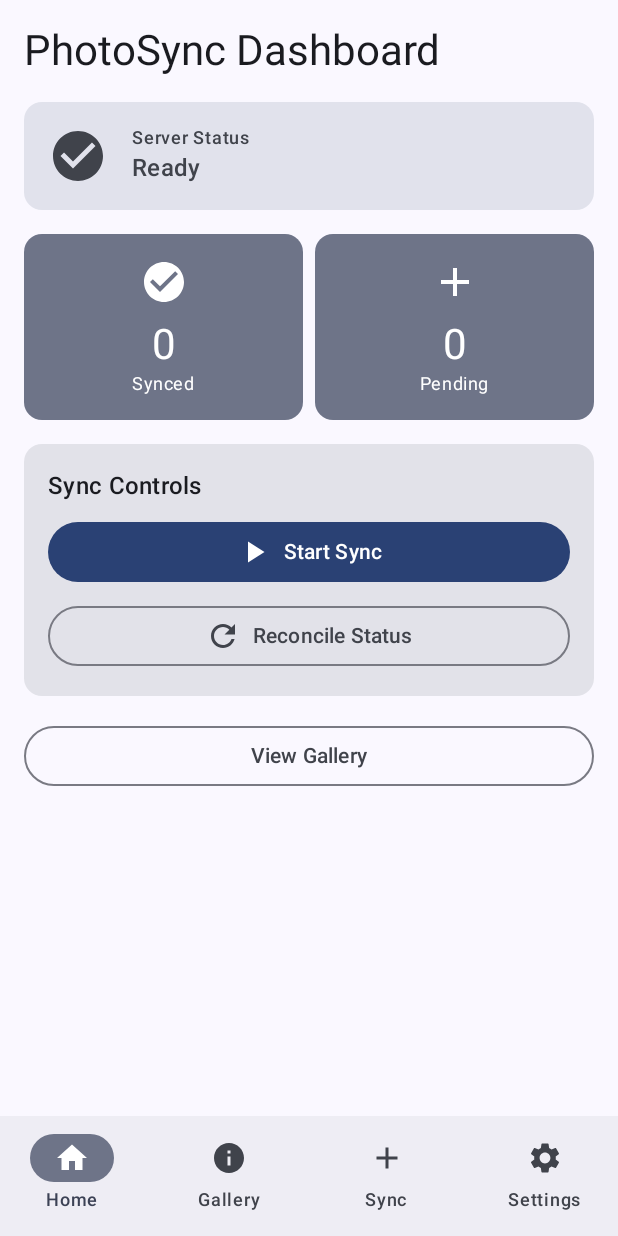
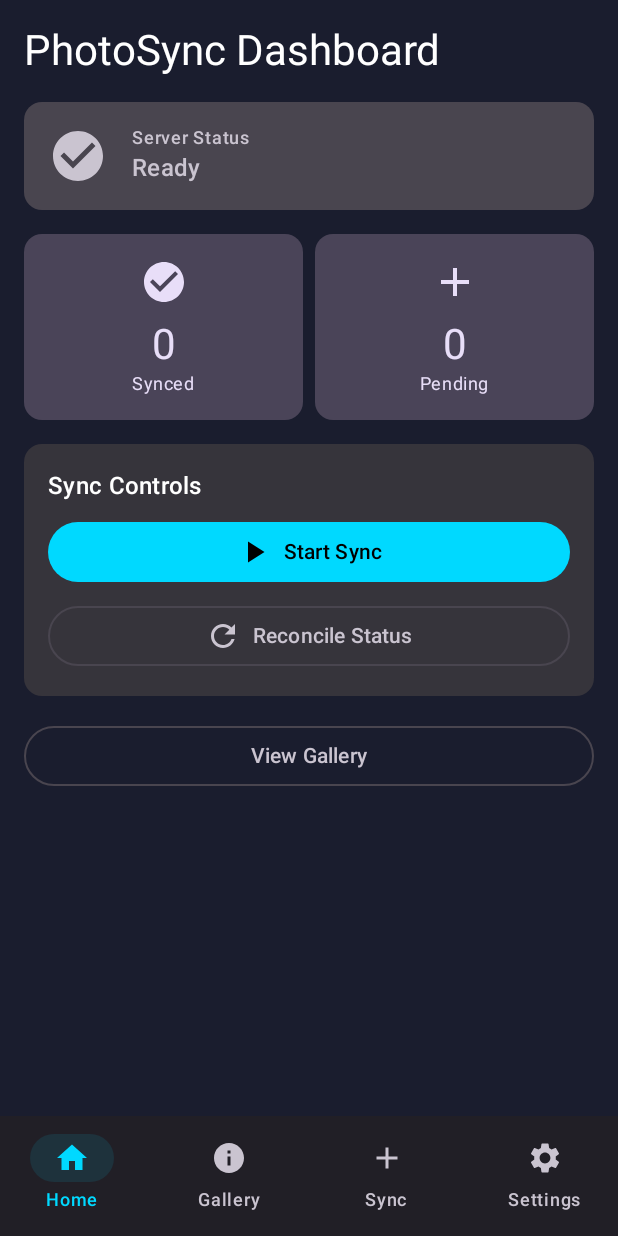
Before and after one commit to OhmNP/pics, an Android app built with Jetpack Compose: the screen it shows after launch (MainActivity), on a phone screen of 412 x 824 dp. Run offline under Robolectric (Android 15) with nearby library versions, the phone set to English and light mode, and no system bars; our stand-ins replace Room's generated code, paging.

Commit message:
ux update android client

```diff
--- a/android-client/app/src/main/java/com/photosync/android/ui/navigation/Navigation.kt
+++ b/android-client/app/src/main/java/com/photosync/android/ui/navigation/Navigation.kt
@@ -82,6 +82,13 @@ private fun BottomNavigationBar(navController: NavHostController) {
                 icon = { Icon(screen.icon, contentDescription = screen.title) },
                 label = { Text(screen.title) },
                 selected = currentDestination?.hierarchy?.any { it.route == screen.route } == true,
+                colors = NavigationBarItemDefaults.colors(
+                    selectedIconColor = MaterialTheme.colorScheme.primary,
+                    selectedTextColor = MaterialTheme.colorScheme.primary,
+                    indicatorColor = MaterialTheme.colorScheme.primary.copy(alpha = 0.1f),
+                    unselectedIconColor = MaterialTheme.colorScheme.onSurfaceVariant,
+                    unselectedTextColor = MaterialTheme.colorScheme.onSurfaceVariant
+                ),
                 onClick = {
                     navController.navigate(screen.route) {
                         // Pop up to the start destination of the graph to
--- a/android-client/app/src/main/java/com/photosync/android/ui/theme/Color.kt
+++ b/android-client/app/src/main/java/com/photosync/android/ui/theme/Color.kt
@@ -1,6 +1,15 @@
 package com.photosync.android.ui.theme
 
 import androidx.compose.ui.graphics.Color
+
+val Primary = Color(0xFF00d9ff)
+val PrimaryGlow = Color(0x6600d9ff)
+val Secondary = Color(0xFF8b5cf6)
+val SecondaryGlow = Color(0x668b5cf6)
+val Background = Color(0xFF1a1d2e)
+val Surface = Color(0xFF252836)
+val Error = Color(0xFFf87171)
+val Success = Color(0xFF10b981)
 
 val Purple80 = Color(0xFFD0BCFF)
 val PurpleGrey80 = Color(0xFFCCC2DC)
--- a/android-client/app/src/main/java/com/photosync/android/ui/theme/Theme.kt
+++ b/android-client/app/src/main/java/com/photosync/android/ui/theme/Theme.kt
@@ -9,18 +9,31 @@ import androidx.compose.material3.dynamicDarkColorScheme
 import androidx.compose.material3.dynamicLightColorScheme
 import androidx.compose.material3.lightColorScheme
 import androidx.compose.runtime.Composable
+import androidx.compose.ui.graphics.Color
 import androidx.compose.ui.platform.LocalContext
 
 private val DarkColorScheme = darkColorScheme(
-    primary = Purple80,
-    secondary = PurpleGrey80,
-    tertiary = Pink80
+    primary = Primary,
+    secondary = Secondary,
+    tertiary = Pink80,
+    background = Background,
+    surface = Surface,
+    onPrimary = Color.Black,
+    onSecondary = Color.White,
+    onBackground = Color.White,
+    onSurface = Color.White
 )
 
 private val LightColorScheme = lightColorScheme(
-    primary = Purple40,
-    secondary = PurpleGrey40,
-    tertiary = Pink40
+    primary = Primary,
+    secondary = Secondary,
+    tertiary = Pink40,
+    background = Background, // Enforce dark theme background even in light mode for consistency if desired, or map to a light variant
+    surface = Surface,
+    onPrimary = Color.Black,
+    onSecondary = Color.White,
+    onBackground = Color.White,
+    onSurface = Color.White
 
     /* Other default colors to override
     background = Color(0xFFFFFBFE),
@@ -37,7 +50,8 @@ private val LightColorScheme = lightColorScheme(
 fun PicsTheme(
     darkTheme: Boolean = isSystemInDarkTheme(),
     // Dynamic color is available on Android 12+
-    dynamicColor: Boolean = true,
+    // We default to false to enforce the app's custom theme matching the dashboard
+    dynamicColor: Boolean = false,
     content: @Composable () -> Unit
 ) {
     val colorScheme = when {
@@ -47,7 +61,7 @@ fun PicsTheme(
         }
 
         darkTheme -> DarkColorScheme
-        else -> LightColorScheme
+        else -> DarkColorScheme // Force Dark Scheme for now as per plan to match Dashboard constantly, or fallback to LightColorScheme if we had a proper light theme. Given the request, "match style" usually implies the dark look.
     }
 
     MaterialTheme(
```
